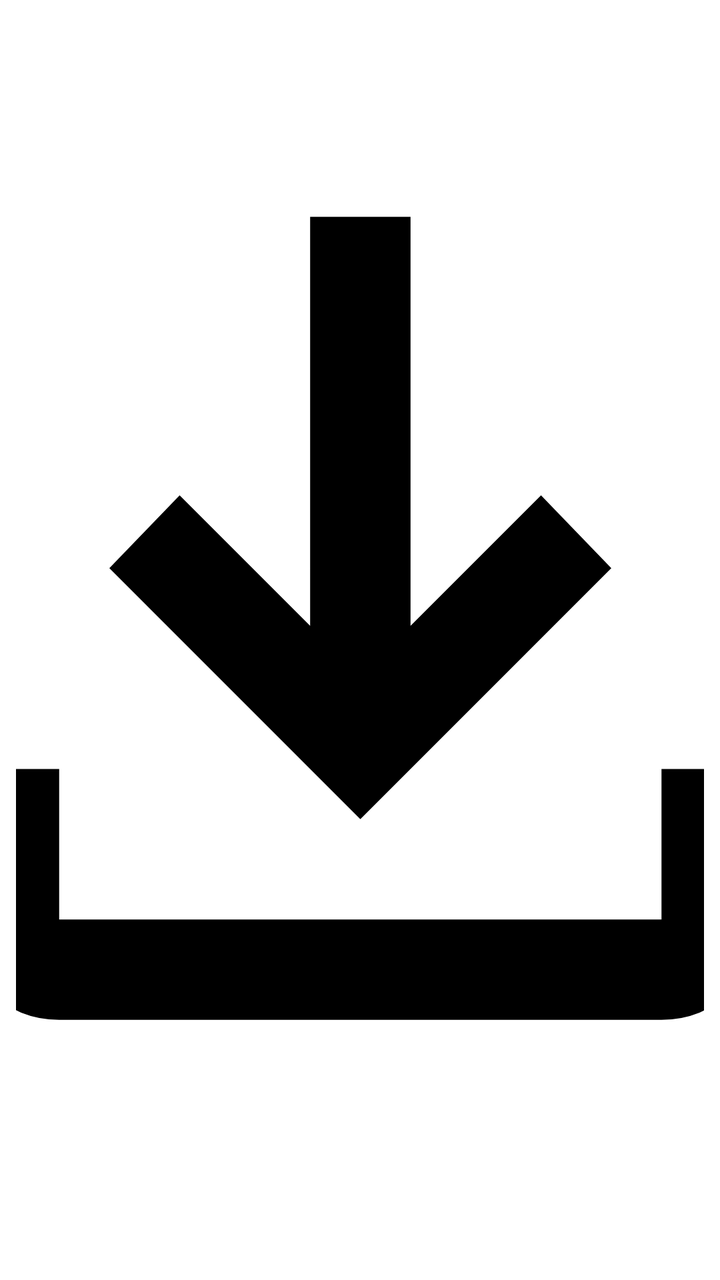
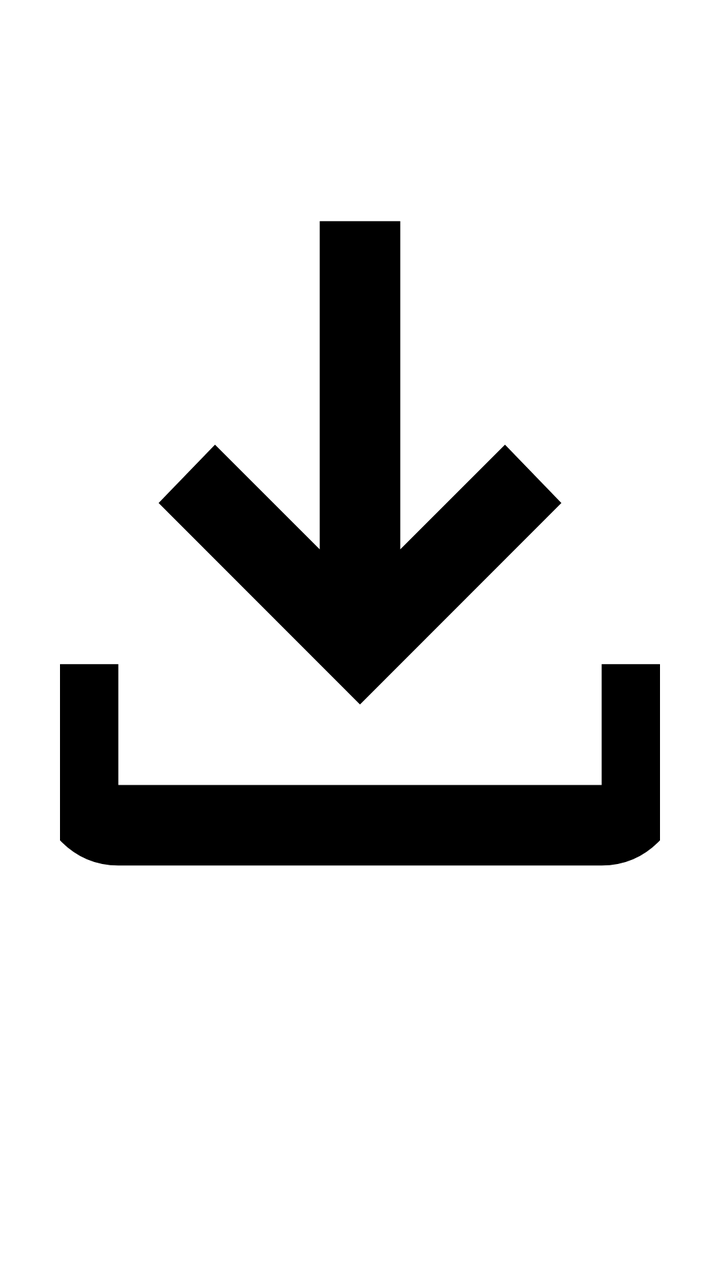

Screens rendered from an Android XML layout before and after an edit, with the pre-edit source and the edit as a unified diff.
<!-- AndroidManifest.xml: application theme Theme.ReportView_003 -->
<!-- res/layout/user_book_list.xml -->
<?xml version="1.0" encoding="utf-8"?>
<LinearLayout
    xmlns:android="http://schemas.android.com/apk/res/android"
    android:layout_width="match_parent"
    android:layout_height="wrap_content"
    android:orientation="vertical"
    android:padding="8dp">

    <ImageView
        android:id="@+id/user_book_img"
        android:layout_width="match_parent"
        android:layout_height="0dp"
        android:layout_weight="2"
        android:scaleType="centerCrop"
        android:src="@drawable/download_black"/>

    <TextView
        android:id="@+id/user_book_title"
        android:layout_width="match_parent"
        android:layout_height="wrap_content"
        android:gravity="center"
        android:textSize="16sp"
        android:textStyle="bold"/>
</LinearLayout>
<!-- resources referenced by this layout -->
<resources>
  <!-- drawable download_black (drawable) -->
  <vector xmlns:android="http://schemas.android.com/apk/res/android"
      android:width="24dp"
      android:height="24dp"
      android:viewportWidth="960"
      android:viewportHeight="960">
    <path
        android:pathData="M480,640 L280,440l56,-58 104,104v-326h80v326l104,-104 56,58 -200,200ZM240,800q-33,0 -56.5,-23.5T160,720v-120h80v120h480v-120h80v120q0,33 -23.5,56.5T720,800L240,800Z"
        android:fillColor="#000000"/>
  </vector>
  <style name="Theme.ReportView_003" parent="Theme.MaterialComponents.DayNight.NoActionBar">
          
          <item name="colorPrimary">@color/purple_500</item>
          <item name="colorPrimaryVariant">@color/purple_700</item>
          <item name="colorOnPrimary">@color/white</item>
          
          <item name="colorSecondary">@color/teal_200</item>
          <item name="colorSecondaryVariant">@color/teal_700</item>
          <item name="colorOnSecondary">@color/black</item>
          
          <item name="android:statusBarColor">?attr/colorPrimaryVariant</item>
          
      </style>
  <color name="purple_500">#FF6200EE</color>
  <color name="purple_700">#FF3700B3</color>
  <color name="white">#FFFFFFFF</color>
  <color name="teal_200">#FF03DAC5</color>
  <color name="teal_700">#FF018786</color>
  <color name="black">#FF000000</color>
</resources>

<!-- the commit's change to res/layout/user_book_list.xml (unified diff, before → after) -->
@@ -1,23 +1,24 @@
 <?xml version="1.0" encoding="utf-8"?>
 <LinearLayout
     xmlns:android="http://schemas.android.com/apk/res/android"
-    android:layout_width="match_parent"
-    android:layout_height="wrap_content"
-    android:orientation="vertical"
-    android:padding="8dp">
+    android:layout_width="200dp"
+    android:layout_height="300dp"
+    android:padding="30dp"
+    android:orientation="vertical" >
 
     <ImageView
         android:id="@+id/user_book_img"
         android:layout_width="match_parent"
         android:layout_height="0dp"
-        android:layout_weight="2"
+        android:layout_weight="1"
         android:scaleType="centerCrop"
         android:src="@drawable/download_black"/>
 
     <TextView
         android:id="@+id/user_book_title"
         android:layout_width="match_parent"
-        android:layout_height="wrap_content"
+        android:layout_height="0dp"
+        android:layout_weight="0.2"
         android:gravity="center"
         android:textSize="16sp"
         android:textStyle="bold"/>
